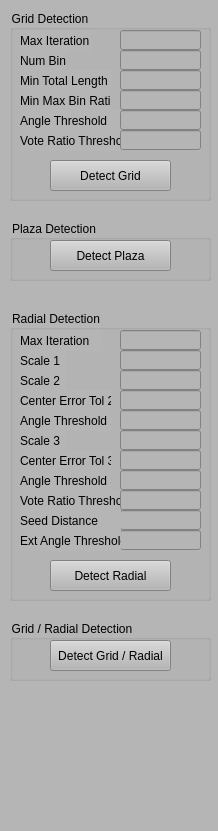
The window that RoadFeatureExplorer/ControlWidget.ui (gnishida/RoadFeatureExplorer) describes before a commit, drawn with Qt 5.
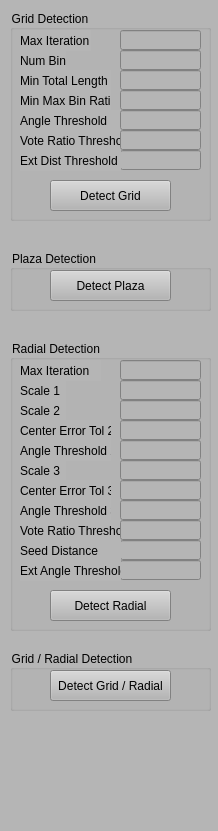
The same window after the commit.

Commit message:
Update grid detection
Add extedGridGroup() function so that the edges which are separate from
the connected component sill have some chance to be a member of the
group.

The edit to the form file:
```diff
--- a/RoadFeatureExplorer/ControlWidget.ui
+++ b/RoadFeatureExplorer/ControlWidget.ui
@@ -26,7 +26,7 @@
       <x>10</x>
       <y>10</y>
       <width>201</width>
-      <height>191</height>
+      <height>211</height>
      </rect>
     </property>
     <property name="title">
@@ -36,7 +36,7 @@
      <property name="geometry">
       <rect>
        <x>40</x>
-       <y>150</y>
+       <y>170</y>
        <width>121</width>
        <height>31</height>
       </rect>
@@ -201,12 +201,38 @@
       <set>Qt::AlignRight|Qt::AlignTrailing|Qt::AlignVCenter</set>
      </property>
     </widget>
+    <widget class="QLineEdit" name="lineEditGridExtendingDistanceThreshold">
+     <property name="geometry">
+      <rect>
+       <x>110</x>
+       <y>140</y>
+       <width>81</width>
+       <height>20</height>
+      </rect>
+     </property>
+     <property name="alignment">
+      <set>Qt::AlignRight|Qt::AlignTrailing|Qt::AlignVCenter</set>
+     </property>
+    </widget>
+    <widget class="QLabel" name="label_21">
+     <property name="geometry">
+      <rect>
+       <x>10</x>
+       <y>140</y>
+       <width>101</width>
+       <height>21</height>
+      </rect>
+     </property>
+     <property name="text">
+      <string>Ext Dist Threshold</string>
+     </property>
+    </widget>
    </widget>
    <widget class="QGroupBox" name="groupBox_4">
     <property name="geometry">
      <rect>
       <x>10</x>
-      <y>220</y>
+      <y>250</y>
       <width>201</width>
       <height>61</height>
      </rect>
@@ -232,7 +258,7 @@
     <property name="geometry">
      <rect>
       <x>10</x>
-      <y>310</y>
+      <y>340</y>
       <width>201</width>
       <height>291</height>
      </rect>
@@ -553,7 +579,7 @@
     <property name="geometry">
      <rect>
       <x>10</x>
-      <y>620</y>
+      <y>650</y>
       <width>201</width>
       <height>61</height>
      </rect>
```
The commit also changes 4 other files.
